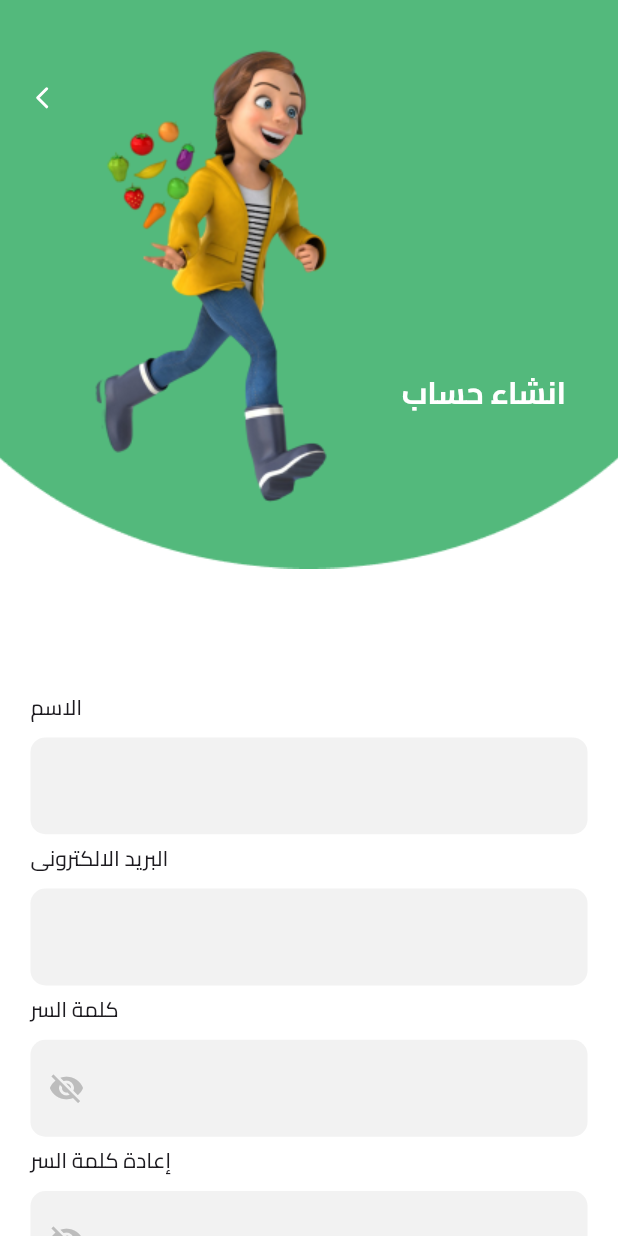
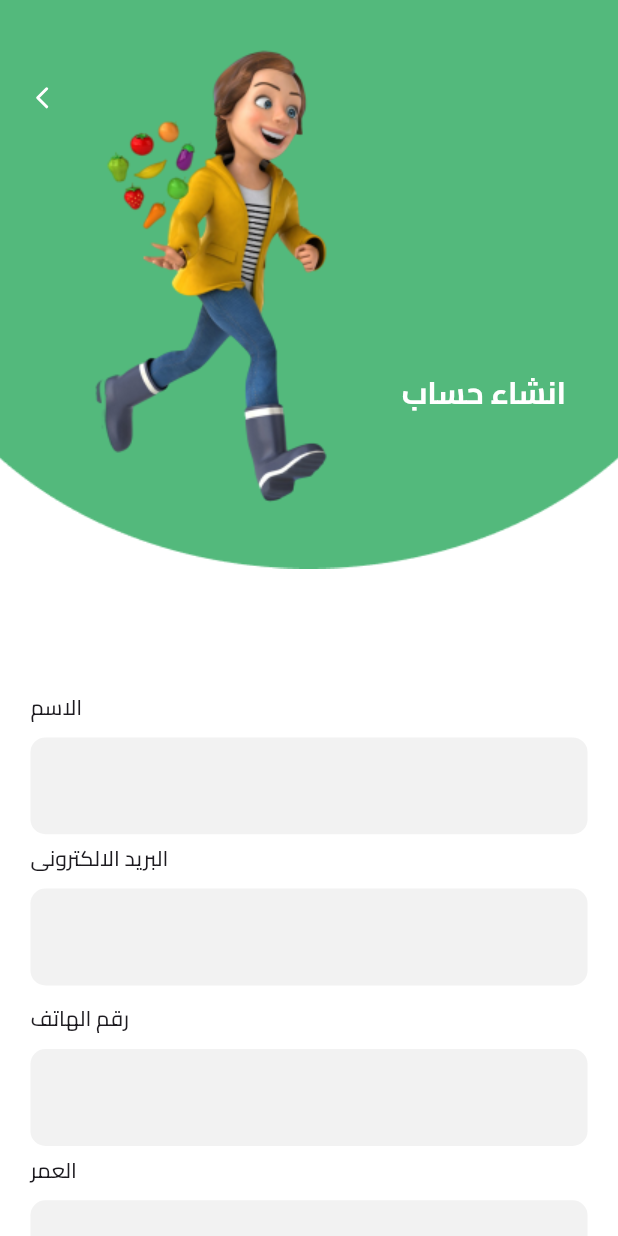
Before and after one commit to aliNassef/fetra, a Flutter app: the SignUpView screen opened by its route, on a phone screen of 412 x 824 dp. Run offline on Flutter 3.47's test engine with Material 3 defaults, Android fonts, the phone set to English and light mode, and no system bars; our stand-ins replace dartz, dio, equatable, flutter_bloc, flutter_screenutil, flutter_svg and 5 more; accounts and stored records are empty; network calls fail.

Commit message:
sign in done

```diff
--- a/lib/core/api/end_ponits.dart
+++ b/lib/core/api/end_ponits.dart
@@ -36,7 +36,7 @@ class ApiKey {
   static String typeAccount = 'type_account';
   static String token = "token";
   static String message = "message";
-  // static String id = "id";
+     static String id = "id";
   static String name = "name";
   static String phone = "phone";
   // static String confirmPassword = "confirmPassword";
--- a/lib/features/auth/sign_in/presentation/views/widgets/custom_auth_button.dart
+++ b/lib/features/auth/sign_in/presentation/views/widgets/custom_auth_button.dart
@@ -46,8 +46,10 @@ class _CustomAuthButtonState extends State<CustomAuthButton> {
                         isHide = !isHide;
                       });
                     },
-                    child: const Icon(
-                      Icons.visibility_off,
+                    child: Icon(
+                      isHide
+                          ? Icons.remove_red_eye_outlined
+                          : Icons.visibility_off,
                       color: AppColors.gray4,
                     ),
                   )
--- a/lib/features/auth/sign_up/presentation/view_model/cubit/sign_up_cubit.dart
+++ b/lib/features/auth/sign_up/presentation/view_model/cubit/sign_up_cubit.dart
@@ -1,9 +1,7 @@
-import 'package:dio/dio.dart';
 import 'package:fetra/features/auth/sign_up/data/repo/sign_up_repo.dart';
 import 'package:flutter/material.dart';
 import 'package:flutter_bloc/flutter_bloc.dart';
 
-import '../../../../sign_in/data/repo/sign_in_repo.dart';
 import 'sign_up_state.dart';
 
 class SignUpCubit extends Cubit<SignUpState> {
--- a/lib/features/auth/sign_up/presentation/views/sign_up_view.dart
+++ b/lib/features/auth/sign_up/presentation/views/sign_up_view.dart
@@ -1,5 +1,4 @@
 import 'package:fetra/core/api/service_locator.dart';
-import 'package:fetra/features/auth/sign_in/data/repo/sign_in_repo_impl.dart';
 import 'package:fetra/features/auth/sign_up/presentation/view_model/cubit/sign_up_cubit.dart';
 import 'package:flutter/material.dart';
 import 'package:flutter/services.dart';
--- a/lib/features/auth/sign_up/presentation/views/widgets/sign_up_view_body.dart
+++ b/lib/features/auth/sign_up/presentation/views/widgets/sign_up_view_body.dart
@@ -18,6 +18,8 @@ class SignUpViewBody extends StatelessWidget {
   @override
   Widget build(BuildContext context) {
     return SingleChildScrollView(
+      child: Form(
+        key: context.read<SignUpCubit>().formKeySignUp,
         child: Column(
           children: [
             Stack(
@@ -79,18 +81,27 @@ class SignUpViewBody extends StatelessWidget {
             SizedBox(
               height: 6.h,
             ),
+            SizedBox(
+              height: 6.h,
+            ),
             CustomAuthButton(
-            controller: context.read<SignUpCubit>().signUpPass,
-            isSecure: true,
-            title: S.of(context).pass,
+              title: S.of(context).phone,
+              controller: context.read<SignUpCubit>().signUpPhone,
             ),
             SizedBox(
               height: 6.h,
             ),
             CustomAuthButton(
-            controller: context.read<SignUpCubit>().signUpPassConfig,
+              title: S.of(context).age,
+              controller: context.read<SignUpCubit>().signUpAge,
+            ),
+            SizedBox(
+              height: 6.h,
+            ),
+            CustomAuthButton(
+              controller: context.read<SignUpCubit>().signUpPass,
               isSecure: true,
-            title: S.of(context).passCon,
+              title: S.of(context).pass,
             ),
             SizedBox(
               height: 37.h,
@@ -134,6 +145,7 @@ class SignUpViewBody extends StatelessWidget {
             ),
           ],
         ),
+      ),
     );
   }
 }
--- a/lib/features/on_boarding/presentation/views/on_boarding_view.dart
+++ b/lib/features/on_boarding/presentation/views/on_boarding_view.dart
@@ -14,6 +14,7 @@ class OnBoardingView extends StatelessWidget {
         child: AppBar(
           elevation: 0,
           systemOverlayStyle: const SystemUiOverlayStyle(
+            systemNavigationBarIconBrightness: Brightness.dark,
             statusBarColor: Color(0xff53B97C),
             // <-- SEE HERE
             statusBarIconBrightness: Brightness.light,
--- a/lib/l10n/intl_ar.arb
+++ b/lib/l10n/intl_ar.arb
@@ -13,7 +13,8 @@
     "name" : "الاسم",
     "passCon" : "إعادة كلمة السر",
     "haveAccount" : "لديك حساب بالفعل؟" ,
-    "signNow" : "سجل دخول"
-
-
+    "signNow" : "سجل دخول",
+    "type" : "النوع" ,
+    "age" : "العمر",
+    "phone" : "رقم الهاتف"
 }
--- a/lib/l10n/intl_en.arb
+++ b/lib/l10n/intl_en.arb
@@ -13,6 +13,8 @@
     "name" : "الاسم",
     "passCon" : "إعادة كلمة السر",
     "haveAccount" : "لديك حساب بالفعل؟" ,
-    "signNow" : "سجل دخول"
-
+    "signNow" : "سجل دخول",
+    "type" : "النوع" ,
+    "age" : "العمر",
+    "phone" : "رقم الهاتف"
 }
--- a/pubspec.yaml
+++ b/pubspec.yaml
@@ -33,6 +33,7 @@ dependencies:
   cupertino_icons: ^1.0.6
   dartz: ^0.10.1
   dio: ^5.4.1
+  dropdown_button2: ^2.3.9
   equatable: ^2.0.5
   flutter:
     sdk: flutter
@@ -46,6 +47,7 @@ dependencies:
   go_router: ^13.2.1
   google_fonts: ^6.2.1
   intl: ^0.18.1
+  jwt_decoder: ^2.0.1
   shared_preferences: ^2.2.2
   shimmer: ^3.0.0
 
```
Also changed, not shown: lib/features/auth/sign_in/data/repo/sign_in_repo_impl.dart (+14 -0 lines), lib/features/auth/sign_in/presentation/view_model/sign_in_cubit/sign_in_cubit.dart (+11 -3 lines), lib/features/auth/sign_in/presentation/view_model/sign_in_cubit/sign_in_state.dart (+10 -2 lines), lib/features/auth/sign_in/presentation/views/widgets/sign_in_view_body.dart (+10 -4 lines), lib/generated/intl/messages_ar.dart, lib/generated/intl/messages_en.dart, lib/generated/l10n.dart, pubspec.lock. Lines whose indentation alone changed are shown as unchanged.
